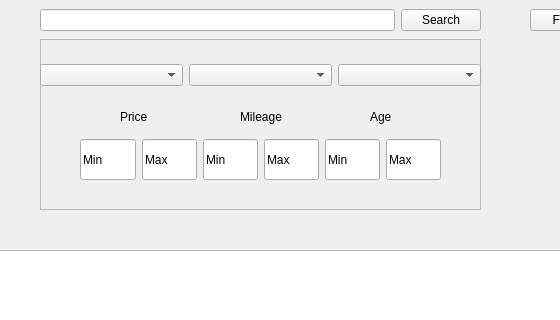
Old version of the form mainwindow.ui in the repository happy394/qt_project_hse; both pictures show x 130 to 690 and y 0 to 320 of the 800 by 600 pixel window.
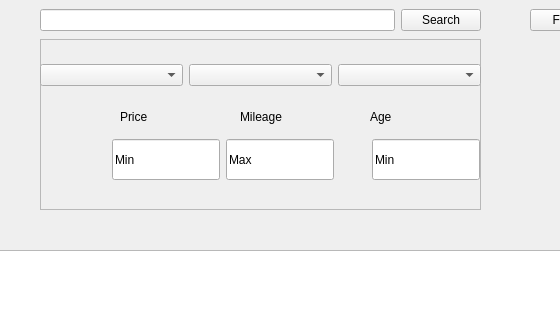
New version of the form.

What changed in the file:
```diff
--- a/mainwindow.ui
+++ b/mainwindow.ui
@@ -138,7 +138,7 @@
       <rect>
        <x>40</x>
        <y>100</y>
-       <width>361</width>
+       <width>808</width>
        <height>41</height>
       </rect>
      </property>
```
Left out of the diff: 10 changed lines with no effect on the pictures.
